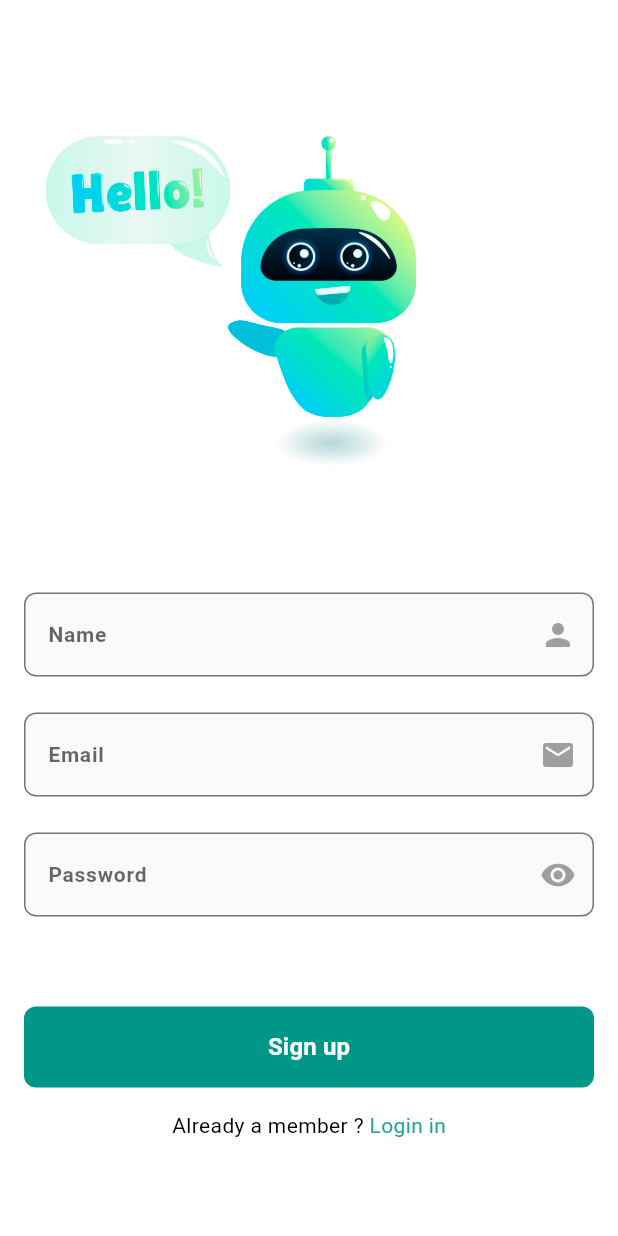
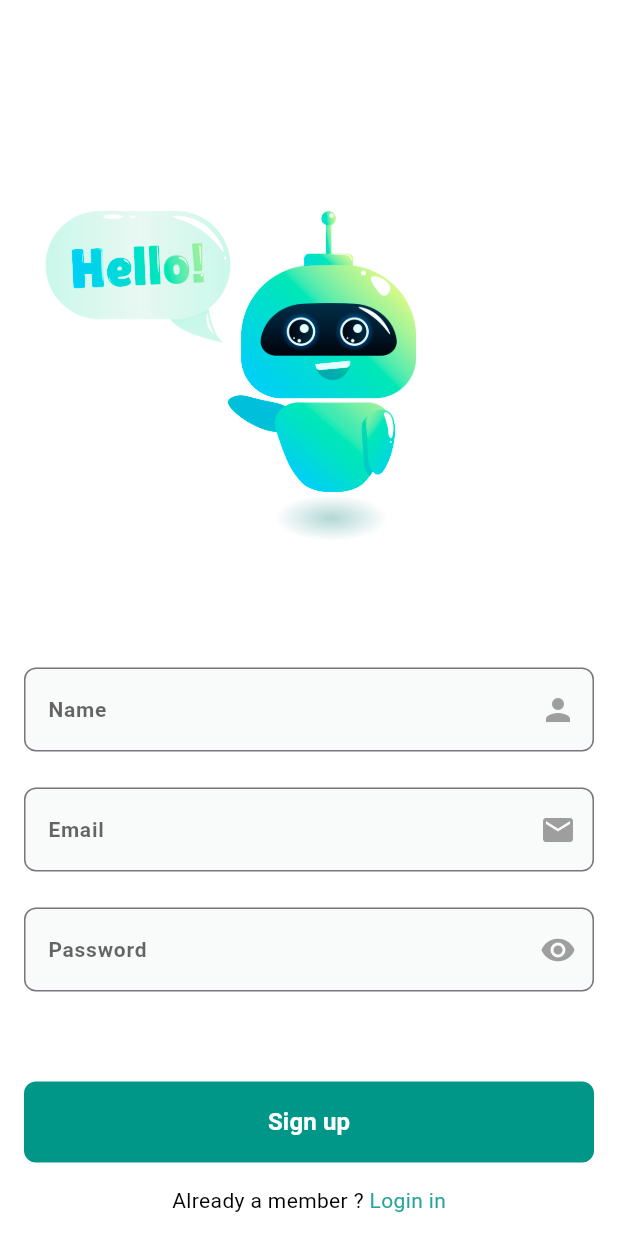
Before and after one commit to IbrahimMahmoudDev/chat_ai, a Flutter app: the screen it shows after launch, after a tap on "Login", after a tap on "Register now", on a phone screen of 412 x 824 dp. Run offline on Flutter 3.47's test engine with Material 3 defaults, Android fonts, the phone set to English and light mode, and no system bars; drawn by our look-alikes of modal_progress_hud_nsn; our stand-ins replace connectivity_plus, dartz, firebase_auth, firebase_core, flutter_bloc, get_it and 3 more; accounts and stored records are empty; Roboto replaces fonts that are missing (Cairo).

Commit message:
handel some cases in Ui

```diff
--- a/lib/features/authiciation/presentation/views/login_view.dart
+++ b/lib/features/authiciation/presentation/views/login_view.dart
@@ -19,7 +19,7 @@ class LoginView extends StatelessWidget {
     return BlocProvider(
       create: (context) => SignInCubit(getIt.get<AuthRepo>()),
       child: Scaffold(
-        backgroundColor: theme.scaffoldBackgroundColor,
+        backgroundColor:Colors.white,
         body: LoginViewBodyBlocConsumer(),
       ),
     );
--- a/lib/features/authiciation/presentation/views/signup_view.dart
+++ b/lib/features/authiciation/presentation/views/signup_view.dart
@@ -21,7 +21,7 @@ class SignupView extends StatelessWidget {
             getIt.get<AuthRepo>(),
           ),
       child: Scaffold(
-        backgroundColor: theme.scaffoldBackgroundColor,
+        backgroundColor: Colors.white,
         body: SignupViewBodyBlocConsumer(),
       ),
     );
--- a/lib/features/authiciation/presentation/views/widgets/signup_view_body.dart
+++ b/lib/features/authiciation/presentation/views/widgets/signup_view_body.dart
@@ -36,6 +36,7 @@ class _SignupViewBodyState extends State<SignupViewBody> {
       autovalidateMode: autoValidateMode,
       child: Column(
         children: [
+          SizedBox(height: isDark ? 30 : 50),
           Image.asset(isDark ? Assets.imagesAiChat : Assets.imagesIconLogin),
           SizedBox(height: 15),
           CustomTextFormFiled(
--- a/lib/features/home/presentation/manager/theme_cubit/theme_cubit.dart
+++ b/lib/features/home/presentation/manager/theme_cubit/theme_cubit.dart
@@ -1,25 +1,37 @@
 import 'package:flutter/material.dart';
 import 'package:flutter_bloc/flutter_bloc.dart';
 import '../../../../../core/services/shared_prefrence_singleton.dart';
+import '../../../../../core/utils/app_theme.dart';
 import '../../../../../core/utils/constant.dart';
 
 part 'theme_state.dart';
 
 class ThemeCubit extends Cubit<ThemeState> {
-  ThemeCubit() : super(ThemeState(ThemeMode.light)) {
-    final isDark = Prefs.getBool(kIsDarkMode);
-    emit(ThemeState(isDark ? ThemeMode.dark : ThemeMode.light));
+  ThemeCubit()
+    : super(ThemeState(themeData: AppTheme.lightTheme, isDark: false)) {
+    // تحميل القيمة من SharedPreferences بعد البناء الأول
+    final stored = Prefs.getBool(kIsDarkMode);
+
+    final isDark = stored ?? false; // ← مستحيل تبقى null
+
+    emit(
+      ThemeState(
+        themeData: isDark ? AppTheme.darkTheme : AppTheme.lightTheme,
+        isDark: isDark,
+      ),
+    );
   }
 
   void toggleTheme() {
-    final newMode =
-    state.themeMode == ThemeMode.light ? ThemeMode.dark : ThemeMode.light;
-    emit(ThemeState(newMode));
-    Prefs.setBool(kIsDarkMode, newMode == ThemeMode.dark);
-  }
+    final newIsDark = !state.isDark;
 
-  void setTheme(ThemeMode mode) {
-    emit(ThemeState(mode));
-    Prefs.setBool(kIsDarkMode, mode == ThemeMode.dark);
+    emit(
+      ThemeState(
+        themeData: newIsDark ? AppTheme.darkTheme : AppTheme.lightTheme,
+        isDark: newIsDark,
+      ),
+    );
+
+    Prefs.setBool(kIsDarkMode, newIsDark);
   }
 }
--- a/lib/features/home/presentation/manager/theme_cubit/theme_state.dart
+++ b/lib/features/home/presentation/manager/theme_cubit/theme_state.dart
@@ -2,6 +2,11 @@ part of 'theme_cubit.dart';
 
 @immutable
 class ThemeState {
-  final ThemeMode themeMode;
- const ThemeState(this.themeMode);
+  final ThemeData themeData;
+  final bool isDark;
+
+  const ThemeState({
+    required this.themeData,
+    required this.isDark,
+  });
 }
--- a/lib/features/home/presentation/views/widgets/dark_theme_list_tile.dart
+++ b/lib/features/home/presentation/views/widgets/dark_theme_list_tile.dart
@@ -21,7 +21,7 @@ class DarkThemeListTile extends StatelessWidget {
       trailing: BlocBuilder<ThemeCubit, ThemeState>(
         builder: (context, state) {
           return Switch(
-            value: state.themeMode == ThemeMode.dark,
+            value: context.watch<ThemeCubit>().state.isDark,
             activeColor: colorScheme.primary,
             onChanged: (_) => context.read<ThemeCubit>().toggleTheme(),
           );
--- a/lib/main.dart
+++ b/lib/main.dart
@@ -8,7 +8,6 @@ import 'package:flutter_bloc/flutter_bloc.dart';
 import 'package:hive_flutter/adapters.dart';
 import 'core/helper_function/on_generate_route.dart';
 import 'core/services/shared_prefrence_singleton.dart';
-import 'core/utils/app_theme.dart';
 import 'features/home/data/models/chat_message.dart';
 import 'features/home/data/models/chat_model.dart';
 import 'features/home/presentation/manager/theme_cubit/theme_cubit.dart';
@@ -16,9 +15,7 @@ import 'firebase_options.dart';
 
 Future<void> main() async {
   WidgetsFlutterBinding.ensureInitialized();
-  await Firebase.initializeApp(
-    options: DefaultFirebaseOptions.currentPlatform,
-  );
+  await Firebase.initializeApp(options: DefaultFirebaseOptions.currentPlatform);
   await Hive.initFlutter();
   Hive.registerAdapter(ChatMessageAdapter());
   Hive.registerAdapter(ChatModelAdapter());
@@ -26,12 +23,8 @@ Future<void> main() async {
   Bloc.observer = SimpleBlocObserver();
   await Prefs.init();
   setupServices();
-  final themeCubit = ThemeCubit();
-  runApp(BlocProvider<ThemeCubit>.value(
-    value: themeCubit,
-    // create: (context) => ThemeCubit(),
-    child: ChatBotApp(),
-  ));
+
+  runApp(BlocProvider(create: (_) => ThemeCubit(), child: const ChatBotApp()));
 }
 
 class ChatBotApp extends StatelessWidget {
@@ -39,25 +32,26 @@ class ChatBotApp extends StatelessWidget {
 
   @override
   Widget build(BuildContext context) {
-    final themeCubit = context.read<ThemeCubit>();
     return BlocBuilder<ThemeCubit, ThemeState>(
       builder: (context, state) {
-        return AnimatedTheme(
-          data: state.themeMode == ThemeMode.light
-              ? AppTheme.lightTheme
-              : AppTheme.darkTheme,
-          duration: const Duration(milliseconds: 100),
-          child: MaterialApp(
-            theme: AppTheme.lightTheme,
-            darkTheme: AppTheme.darkTheme,
-            themeMode: state.themeMode,
-            onGenerateRoute: onGenerateRoute,
-            initialRoute: SplashView.routeName,
-            debugShowCheckedModeBanner: false,
-            title: 'ChatBotApp',
-          ),
-        );
+        return AppView(themeData: state.themeData);
       },
     );
   }
 }
+
+class AppView extends StatelessWidget {
+  const AppView({super.key, required this.themeData});
+  final ThemeData themeData;
+
+  @override
+  Widget build(BuildContext context) {
+    return MaterialApp(
+      theme: themeData,
+      debugShowCheckedModeBanner: false,
+      onGenerateRoute: onGenerateRoute,
+      initialRoute: SplashView.routeName,
+      title: 'ChatBotApp',
+    );
+  }
+}
```
